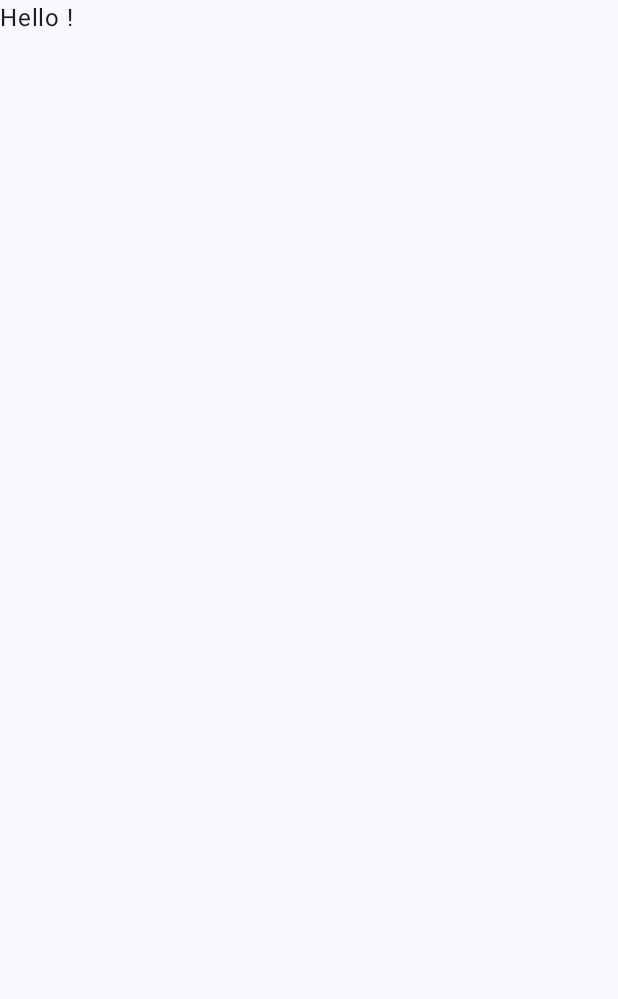
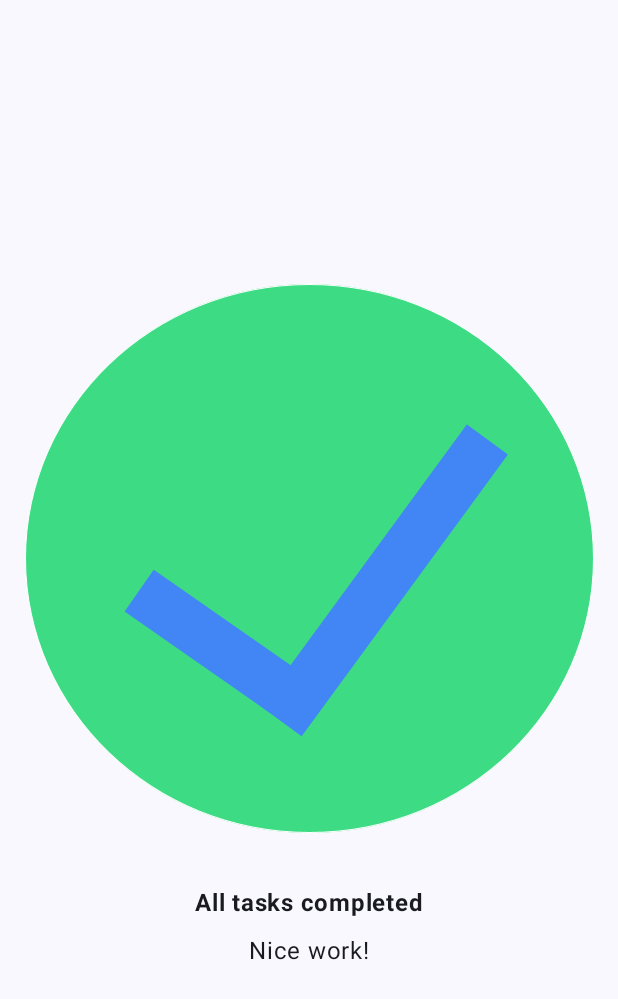
Before and after one commit to JDLO/projects-android-studio, an Android app built with Jetpack Compose: the screen it shows after launch (MainActivity), on a phone screen of 412 x 824 dp. Before the commit the part shown is almost empty. Shown: the top 999 px of the screen. Run offline under Robolectric (Android 15) with nearby library versions, the phone set to English and light mode, and no system bars.

Commit message:
Se completa el ejercicio de tarea completada

```diff
--- a/ComposeActivity/app/src/main/java/com/example/composeactivity/MainActivity.kt
+++ b/ComposeActivity/app/src/main/java/com/example/composeactivity/MainActivity.kt
@@ -4,16 +4,23 @@ import android.os.Bundle
 import androidx.activity.ComponentActivity
 import androidx.activity.compose.setContent
 import androidx.compose.foundation.Image
+import androidx.compose.foundation.layout.Arrangement
 import androidx.compose.foundation.layout.Column
+import androidx.compose.foundation.layout.fillMaxHeight
 import androidx.compose.foundation.layout.fillMaxSize
+import androidx.compose.foundation.layout.fillMaxWidth
 import androidx.compose.foundation.layout.padding
 import androidx.compose.material3.MaterialTheme
 import androidx.compose.material3.Surface
 import androidx.compose.material3.Text
 import androidx.compose.runtime.Composable
+import androidx.compose.ui.Alignment
 import androidx.compose.ui.Modifier
+import androidx.compose.ui.graphics.painter.Painter
 import androidx.compose.ui.res.painterResource
 import androidx.compose.ui.res.stringResource
+import androidx.compose.ui.text.font.FontStyle
+import androidx.compose.ui.text.font.FontWeight
 import androidx.compose.ui.text.style.TextAlign
 import androidx.compose.ui.tooling.preview.Preview
 import androidx.compose.ui.unit.dp
@@ -30,13 +37,47 @@ class MainActivity : ComponentActivity() {
                     modifier = Modifier.fillMaxSize(),
                     color = MaterialTheme.colorScheme.background
                 ) {
-                    Greeting("")
+                    TaskComplete()
                 }
             }
         }
     }
 }
 
+@Composable
+fun TaskComplete(modifier: Modifier = Modifier){
+    val imageSource = painterResource(R.drawable.ic_task_completed)
+    Column(
+        modifier = modifier
+            .fillMaxWidth()
+            .fillMaxHeight(),
+        verticalArrangement = Arrangement.Center,
+        horizontalAlignment = Alignment.CenterHorizontally
+    ){
+        TaskImage(imageSource)
+        TaskMessageAlert()
+        TaskMessage()
+    }
+}
+
+@Composable
+fun TaskImage(image: Painter){
+    Image(painter = image, contentDescription = null)
+}
+@Composable
+fun TaskMessageAlert(){
+    Text(
+        text = "All tasks completed",
+        fontWeight = FontWeight.Bold,
+        modifier = Modifier
+            .padding(top = 24.dp, bottom = 8.dp )
+    )
+}
+
+@Composable
+fun TaskMessage(){
+    Text(text = "Nice work!", fontSize = 16.sp)
+}
 
 @Composable
 fun Greeting(name: String, modifier: Modifier = Modifier) {
@@ -50,6 +91,6 @@ fun Greeting(name: String, modifier: Modifier = Modifier) {
 @Composable
 fun GreetingPreview() {
     ComposeActivityTheme {
-        Greeting("")
+        TaskComplete()
     }
 }
```
Also changed, not shown: ComposeActivity/app/src/main/res/drawable-nodpi/ic_task_completed.png (added), 62 other files.
